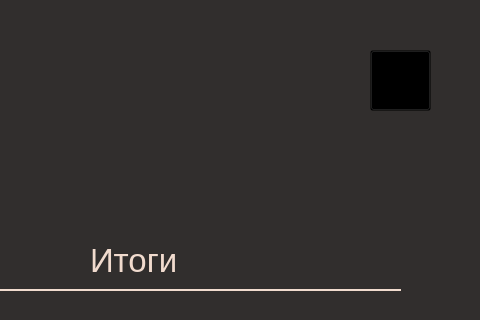
Before: the Qt Designer form drug.ui in JpryHyrd/PythonProject, drawn with Qt 5; both pictures show x 920 to 1400 and y 0 to 320 of the 1400 by 800 pixel window.
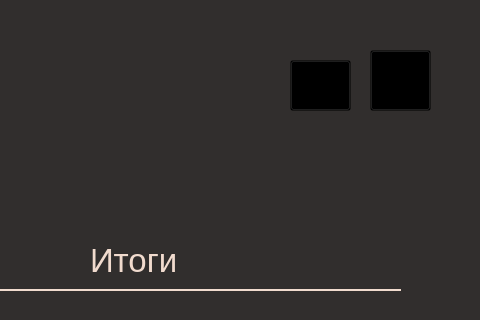
After: the same form once the commit is applied. Icons and pictures are not drawn.

Diff of the .ui file:
```diff
--- a/drug.ui
+++ b/drug.ui
@@ -740,6 +740,22 @@
      <enum>Qt::Vertical</enum>
     </property>
    </widget>
+   <widget class="QPushButton" name="pushButton_4">
+    <property name="geometry">
+     <rect>
+      <x>1210</x>
+      <y>60</y>
+      <width>61</width>
+      <height>51</height>
+     </rect>
+    </property>
+    <property name="styleSheet">
+     <string notr="true">background-color: transparent;</string>
+    </property>
+    <property name="text">
+     <string/>
+    </property>
+   </widget>
    <zorder>pushButton_3</zorder>
    <zorder>line_6</zorder>
    <zorder>pushButton</zorder>
@@ -774,6 +790,7 @@
    <zorder>label_11</zorder>
    <zorder>label_12</zorder>
    <zorder>label_16</zorder>
+   <zorder>pushButton_4</zorder>
   </widget>
  </widget>
  <resources/>
```
